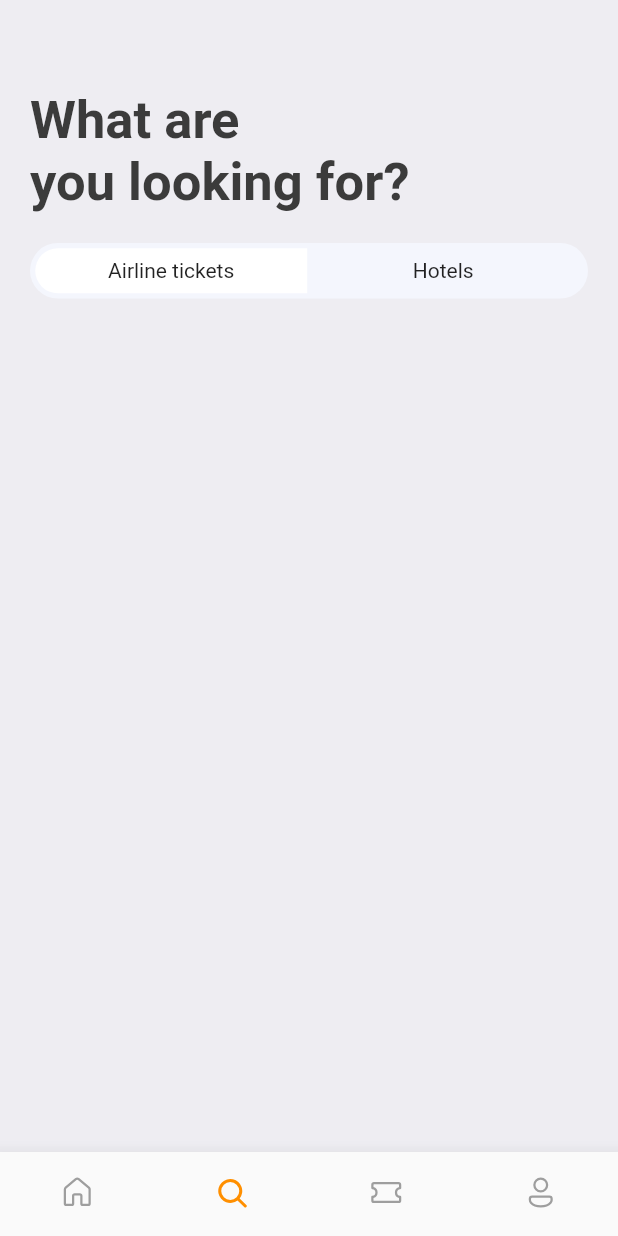
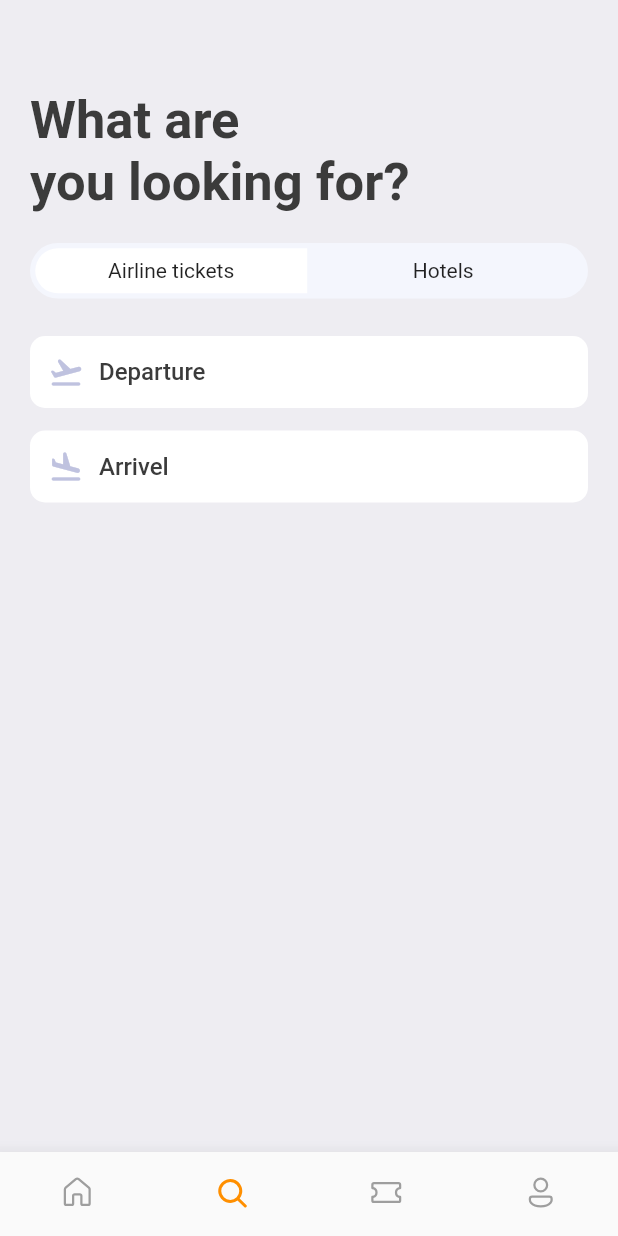
Before and after one commit to VinicioSantos/TicketBookAppFlutterStudyCase, a Flutter app: the screen it shows after launch, item 2 of the bottom bar chosen, on a phone screen of 412 x 824 dp. Run offline on Flutter 3.47's test engine with Material 2 defaults, Android fonts, the phone set to English and light mode, and no system bars; our stand-ins replace fluentui_icons, gap, get.

Commit message:
text icon widget

```diff
--- a/lib/scrrens/search_screen.dart
+++ b/lib/scrrens/search_screen.dart
@@ -3,6 +3,7 @@ import 'package:flutter/src/foundation/key.dart';
 import 'package:flutter/src/widgets/framework.dart';
 import 'package:flutter_application_1/utils/app_layout.dart';
 import 'package:flutter_application_1/utils/app_styles.dart';
+import 'package:flutter_application_1/widgets/icon_text_widget.dart';
 import 'package:gap/gap.dart';
 
 class SearchScreen extends StatelessWidget {
@@ -61,6 +62,11 @@ class SearchScreen extends StatelessWidget {
               decoration: BoxDecoration(
                   borderRadius: BorderRadius.circular(AppLayout.getHeight(50)),
                   color: const Color(0xFFF4F6FD))),
+          Gap(AppLayout.getHeight(25)),
+          const AppIconText(
+              icon: Icons.flight_takeoff_rounded, text: "Departure"),
+          Gap(AppLayout.getHeight(15)),
+          const AppIconText(icon: Icons.flight_land_rounded, text: "Arrivel"),
         ],
       ),
     );
--- /dev/null
+++ b/lib/widgets/icon_text_widget.dart
@@ -0,0 +1,38 @@
+import 'package:flutter/cupertino.dart';
+import 'package:flutter/material.dart';
+import 'package:flutter/src/foundation/key.dart';
+import 'package:flutter/src/widgets/framework.dart';
+import 'package:gap/gap.dart';
+
+import '../utils/app_layout.dart';
+import '../utils/app_styles.dart';
+
+class AppIconText extends StatelessWidget {
+  final IconData icon;
+  final String text;
+  const AppIconText({Key? key, required this.icon, required this.text})
+      : super(key: key);
+
+  @override
+  Widget build(BuildContext context) {
+    return Container(
+      padding: EdgeInsets.symmetric(
+          horizontal: AppLayout.getWidth(12),
+          vertical: AppLayout.getHeight(12)),
+      decoration: BoxDecoration(
+          color: Colors.white,
+          borderRadius: BorderRadius.circular(AppLayout.getWidth(10))),
+      child: Row(children: [
+        Icon(
+          icon,
+          color: const Color(0xFFBFC2DF),
+        ),
+        Gap(AppLayout.getWidth(10)),
+        Text(
+          text,
+          style: Styles.textStyle,
+        )
+      ]),
+    );
+  }
+}
```
